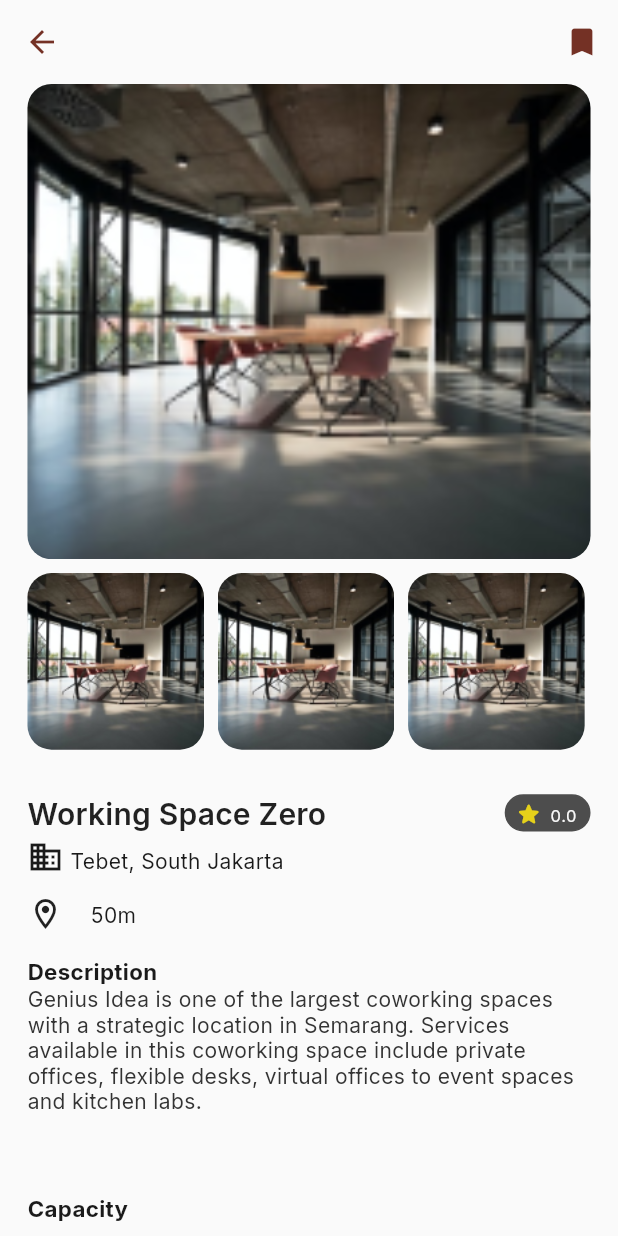
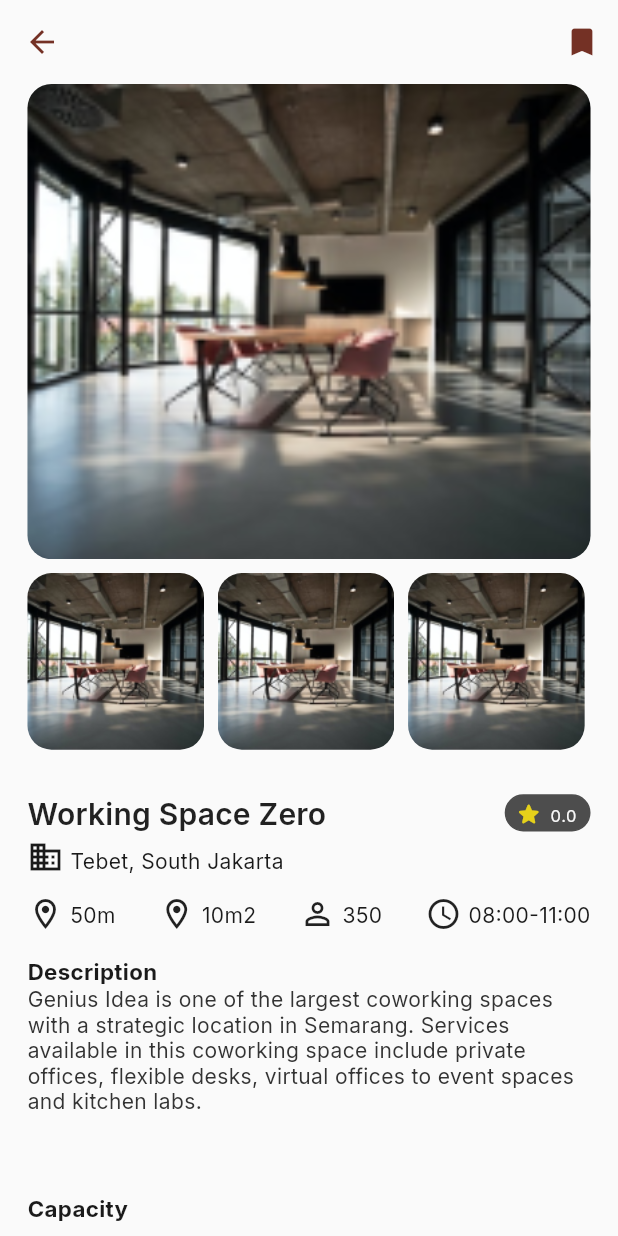
Before and after one commit to Kelompok3-Office-Booking/flutter, a Flutter app: the screen it shows after launch, on a phone screen of 412 x 824 dp. Run offline on Flutter 3.47's test engine with Material 2 defaults, Android fonts, the phone set to English and light mode, and no system bars; our stand-ins replace animated_splash_screen, carousel_slider, email_validator, flutter_spinkit, flutter_svg, fluttertoast and 6 more.

Commit message:
ada yang kelupaan hehe

```diff
--- a/betterspace/lib/src/screen/menu/transaksi/booking_history_screen.dart
+++ b/betterspace/lib/src/screen/menu/transaksi/booking_history_screen.dart
@@ -15,20 +15,16 @@ class _BookingHistoryScreenState extends State<BookingHistoryScreen> {
     AdaptSize.size(context: context);
     return Scaffold(
       appBar: AppBar(
-        titleSpacing: 3,
         backgroundColor: Colors.transparent,
         elevation: 0,
-        leading: Icon(
-          Icons.chevron_left,
-          size: 28,
-          color: MyColor.dark700Color,
-        ),
-        title: Text(
-          "Booking History",
-          style: Theme.of(context)
-              .textTheme
-              .headline5!
-              .copyWith(fontSize: AdaptSize.screenHeight / 1000 * 24),
+        title: Center(
+          child: Text(
+            "Booking History",
+            style: Theme.of(context)
+                .textTheme
+                .headline5!
+                .copyWith(fontSize: AdaptSize.screenHeight / 1000 * 24),
+          ),
         ),
       ),
       body: Padding(
@@ -54,7 +50,7 @@ class _BookingHistoryScreenState extends State<BookingHistoryScreen> {
                         elevation: 2,
                         child: ListTile(
                           leading: Icon(
-                            Icons.home,
+                            Icons.domain_outlined,
                             size: 40,
                             color: MyColor.dark700Color,
                           ),
--- a/betterspace/lib/src/view_model/navigasi_view_model.dart
+++ b/betterspace/lib/src/view_model/navigasi_view_model.dart
@@ -5,6 +5,7 @@ import 'package:betterspace/src/screen/landing/auth_screen/terms_condition.dart'
 import 'package:betterspace/src/screen/landing/on_boarding_screen/on_boarding_view.dart';
 import 'package:betterspace/src/screen/menu/home/notification_screen.dart';
 import 'package:betterspace/src/screen/menu/home/search_space_screen.dart';
+import 'package:betterspace/src/screen/menu/transaksi/booking_history_screen.dart';
 
 import 'package:betterspace/src/screen/menu_screen.dart';
 import 'package:betterspace/src/widget/home_widget/office_detail_widget/office_detail_screen.dart';
--- a/betterspace/lib/src/widget/home_widget/office_detail_widget/office_detail_screen.dart
+++ b/betterspace/lib/src/widget/home_widget/office_detail_widget/office_detail_screen.dart
@@ -243,8 +243,11 @@ class _OfficeDetailScreenState extends State<OfficeDetailScreen> {
                         ),
                       ),
                       SizedBox(
+                        width: AdaptSize.screenWidth / 1.097,
                         height: AdaptSize.pixel28,
-                          child: IconWithLabel().asrow(
+                        child: Row(
+                          children: [
+                            IconWithLabel().asrow(
                                 usedIcon: Icon(Icons.location_on_outlined),
                                 labelText: Text("50m",
                                     style: Theme.of(context)
@@ -253,7 +256,43 @@ class _OfficeDetailScreenState extends State<OfficeDetailScreen> {
                                         .copyWith(
                                           color: MyColor.neutral100,
                                         )),
-                              spacer: AdaptSize.pixel16))
+                                spacer: AdaptSize.pixel4),
+                            Spacer(),
+                            IconWithLabel().asrow(
+                                usedIcon: Icon(Icons.location_on_outlined),
+                                labelText: Text("10m2",
+                                    style: Theme.of(context)
+                                        .textTheme
+                                        .bodyMedium!
+                                        .copyWith(
+                                          color: MyColor.neutral100,
+                                        )),
+                                spacer: AdaptSize.pixel4),
+                            Spacer(),
+                            IconWithLabel().asrow(
+                                usedIcon: Icon(Icons.person_outline),
+                                labelText: Text("350",
+                                    style: Theme.of(context)
+                                        .textTheme
+                                        .bodyMedium!
+                                        .copyWith(
+                                          color: MyColor.neutral100,
+                                        )),
+                                spacer: AdaptSize.pixel4),
+                            Spacer(),
+                            IconWithLabel().asrow(
+                                usedIcon: Icon(Icons.access_time),
+                                labelText: Text("08:00-11:00",
+                                    style: Theme.of(context)
+                                        .textTheme
+                                        .bodyMedium!
+                                        .copyWith(
+                                          color: MyColor.neutral100,
+                                        )),
+                                spacer: AdaptSize.pixel4),
+                          ],
+                        ),
+                      )
                     ],
                   ),
                 ),
```
Lines whose indentation alone changed are shown as unchanged.
